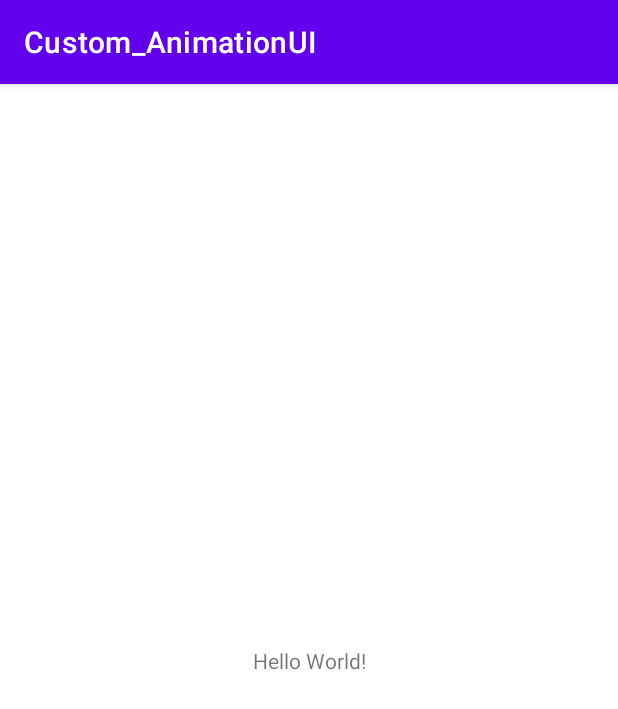
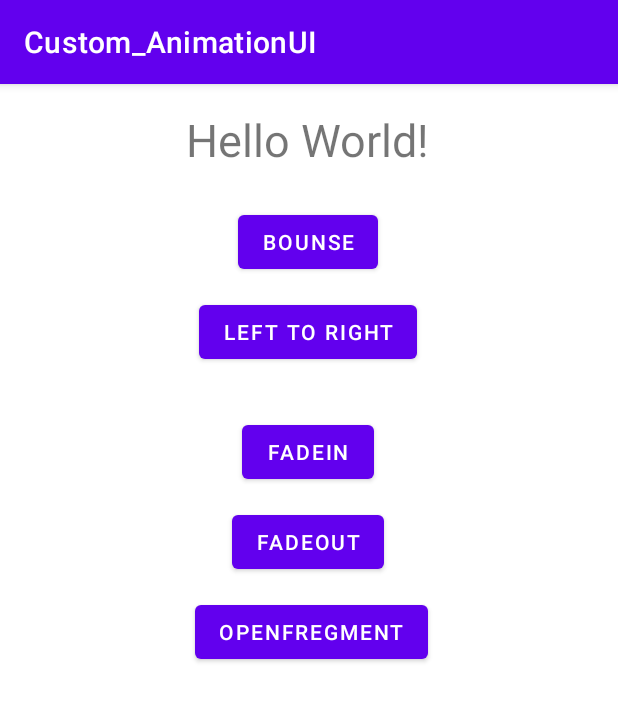
Before and after one commit to azzadpandit1122/CustomAnimationUI, an Android app: the screen it shows after launch (MainActivity), on a phone screen of 412 x 824 dp. Shown: the top 709 px of the screen. Run offline under Robolectric (Android 15) with nearby library versions, the phone set to English and light mode, and no system bars.

Commit message:
Custom  anim ui

```diff
--- a/app/build.gradle
+++ b/app/build.gradle
@@ -33,6 +33,7 @@ dependencies {
     implementation 'androidx.appcompat:appcompat:1.3.0'
     implementation 'com.google.android.material:material:1.3.0'
     implementation 'androidx.constraintlayout:constraintlayout:2.0.4'
+    implementation 'androidx.legacy:legacy-support-v4:1.0.0'
     testImplementation 'junit:junit:4.+'
     androidTestImplementation 'androidx.test.ext:junit:1.1.2'
     androidTestImplementation 'androidx.test.espresso:espresso-core:3.3.0'
--- a/app/src/main/java/com/example/custom_animationui/MainActivity.java
+++ b/app/src/main/java/com/example/custom_animationui/MainActivity.java
@@ -3,12 +3,65 @@ package com.example.custom_animationui;
 import androidx.appcompat.app.AppCompatActivity;
 
 import android.os.Bundle;
+import android.view.View;
+import android.view.animation.Animation;
+import android.view.animation.AnimationUtils;
+import android.widget.Button;
+import android.widget.TextView;
+import android.widget.Toast;
 
 public class MainActivity extends AppCompatActivity {
+
+    Button button, button1, button2, button4, button5;
+    TextView textView;
 
     @Override
     protected void onCreate(Bundle savedInstanceState) {
         super.onCreate(savedInstanceState);
         setContentView(R.layout.activity_main);
+        button = findViewById(R.id.button);
+        textView = findViewById(R.id.text);
+        button1 = findViewById(R.id.button2);
+        button2 = findViewById(R.id.button3);
+        button4 = findViewById(R.id.button4);
+        button5 = findViewById(R.id.button5);
+
+        button5.setOnClickListener(new View.OnClickListener() {
+            @Override
+            public void onClick(View v) {
+                getSupportFragmentManager().beginTransaction().replace(R.id.main, new Dashbord_Fragment()).commit();
+            }
+        });
+        button4.setOnClickListener(new View.OnClickListener() {
+            @Override
+            public void onClick(View v) {
+                Animation animation3 = AnimationUtils.loadAnimation(MainActivity.this, R.anim.righttoleft);
+                textView.startAnimation(animation3);
+            }
+        });
+        button2.setOnClickListener(new View.OnClickListener() {
+            @Override
+            public void onClick(View v) {
+                Animation animatio1 = AnimationUtils.loadAnimation(MainActivity.this, R.anim.fadeout);
+                textView.startAnimation(animatio1);
+            }
+        });
+        button1.setOnClickListener(new View.OnClickListener() {
+            @Override
+            public void onClick(View v) {
+                Animation animation = AnimationUtils.loadAnimation(MainActivity.this, R.anim.blink_anim);
+                textView.startAnimation(animation);
+            }
+        });
+        button.setOnClickListener(new View.OnClickListener() {
+            @Override
+            public void onClick(View v) {
+                //Animation no1
+                Animation animation = AnimationUtils.loadAnimation(MainActivity.this, R.anim.bounce);
+                Toast.makeText(MainActivity.this, "Bouns Animation", Toast.LENGTH_SHORT).show();
+                textView.startAnimation(animation);
+
+            }
+        });
     }
 }
--- /dev/null
+++ b/app/src/main/res/anim/blink_anim.xml
@@ -0,0 +1,8 @@
+<set xmlns:android="http://schemas.android.com/apk/res/android">
+    <alpha android:fromAlpha="0.0"
+        android:toAlpha="1.0"
+        android:interpolator="@android:anim/accelerate_interpolator"
+        android:duration="600"
+        android:repeatMode="reverse"
+        android:repeatCount="infinite"/>
+</set>
--- /dev/null
+++ b/app/src/main/res/anim/bounce.xml
@@ -0,0 +1,12 @@
+<set xmlns:android="http://schemas.android.com/apk/res/android"
+    android:fillAfter="true"
+    android:interpolator="@android:anim/bounce_interpolator">
+
+    <scale
+        android:duration="500"
+        android:fromXScale="1.0"
+        android:fromYScale="0.0"
+        android:toXScale="1.0"
+        android:toYScale="1.0" />
+
+</set>
--- /dev/null
+++ b/app/src/main/res/anim/fadeout.xml
@@ -0,0 +1,10 @@
+<set xmlns:android="http://schemas.android.com/apk/res/android"
+    android:fillAfter="true" >
+
+    <alpha
+        android:duration="1000"
+        android:fromAlpha="1.0"
+        android:interpolator="@android:anim/accelerate_interpolator"
+        android:toAlpha="0.0" />
+
+</set>
--- /dev/null
+++ b/app/src/main/res/anim/lefttoright.xml
@@ -0,0 +1,6 @@
+<set xmlns:android="http://schemas.android.com/apk/res/android"
+     android:shareInterpolator="false">
+  <translate android:fromXDelta="-100%" android:toXDelta="0%"
+             android:fromYDelta="0%" android:toYDelta="0%"
+             android:duration="700"/>
+</set>
--- /dev/null
+++ b/app/src/main/res/anim/righttoleft.xml
@@ -0,0 +1,7 @@
+<set xmlns:android="http://schemas.android.com/apk/res/android"
+     android:shareInterpolator="false">
+  <translate
+     android:fromXDelta="0%" android:toXDelta="100%"
+     android:fromYDelta="0%" android:toYDelta="0%"
+     android:duration="700" />
+</set>
--- a/app/src/main/res/layout/activity_main.xml
+++ b/app/src/main/res/layout/activity_main.xml
@@ -4,15 +4,74 @@
     xmlns:tools="http://schemas.android.com/tools"
     android:layout_width="match_parent"
     android:layout_height="match_parent"
+    android:id="@+id/main"
     tools:context=".MainActivity">
 
     <TextView
+        android:id="@+id/text"
         android:layout_width="wrap_content"
         android:layout_height="wrap_content"
         android:text="Hello World!"
+        android:textSize="30dp"
         app:layout_constraintBottom_toBottomOf="parent"
+        app:layout_constraintHorizontal_bias="0.497"
         app:layout_constraintLeft_toLeftOf="parent"
         app:layout_constraintRight_toRightOf="parent"
-        app:layout_constraintTop_toTopOf="parent" />
+        app:layout_constraintTop_toTopOf="parent"
+        app:layout_constraintVertical_bias="0.023" />
+
+    <Button
+        android:id="@+id/button"
+        android:layout_width="wrap_content"
+        android:layout_height="wrap_content"
+        android:layout_marginTop="24dp"
+        android:text="Bounse"
+        app:layout_constraintEnd_toEndOf="parent"
+        app:layout_constraintHorizontal_bias="0.498"
+        app:layout_constraintStart_toStartOf="parent"
+        app:layout_constraintTop_toBottomOf="@+id/text" />
+
+    <Button
+        android:id="@+id/button2"
+        android:layout_width="wrap_content"
+        android:layout_height="wrap_content"
+        android:layout_marginTop="12dp"
+        android:text="left to right"
+        app:layout_constraintEnd_toEndOf="@+id/button"
+        app:layout_constraintStart_toStartOf="@+id/button"
+        app:layout_constraintTop_toBottomOf="@+id/button" />
+
+    <Button
+        android:id="@+id/button3"
+        android:layout_width="wrap_content"
+        android:layout_height="wrap_content"
+        android:layout_marginTop="32dp"
+        android:text="fadein"
+        app:layout_constraintEnd_toEndOf="parent"
+        app:layout_constraintHorizontal_bias="0.498"
+        app:layout_constraintStart_toStartOf="parent"
+        app:layout_constraintTop_toBottomOf="@+id/button2" />
+
+    <Button
+        android:id="@+id/button4"
+        android:layout_width="wrap_content"
+        android:layout_height="wrap_content"
+        android:layout_marginTop="12dp"
+        android:text="fadeout"
+        app:layout_constraintEnd_toEndOf="parent"
+        app:layout_constraintHorizontal_bias="0.498"
+        app:layout_constraintStart_toStartOf="parent"
+        app:layout_constraintTop_toBottomOf="@+id/button3" />
+
+    <Button
+        android:id="@+id/button5"
+        android:layout_width="wrap_content"
+        android:layout_height="wrap_content"
+        android:layout_marginTop="12dp"
+        android:text="openfregment"
+        app:layout_constraintEnd_toEndOf="parent"
+        app:layout_constraintHorizontal_bias="0.507"
+        app:layout_constraintStart_toStartOf="parent"
+        app:layout_constraintTop_toBottomOf="@+id/button4" />
 
 </androidx.constraintlayout.widget.ConstraintLayout>
--- a/app/src/main/res/values/strings.xml
+++ b/app/src/main/res/values/strings.xml
@@ -1,3 +1,5 @@
 <resources>
     <string name="app_name">Custom_AnimationUI</string>
+    <!-- TODO: Remove or change this placeholder text -->
+    <string name="hello_blank_fragment">Hello blank fragment</string>
 </resources>
```
Also changed, not shown: app/src/main/java/com/example/custom_animationui/Dashbord_Fragment.java (added, +64 -0 lines), app/src/main/res/anim/fadein.xml (added, +10 -0 lines), app/src/main/res/anim/mixed_anim.xml (added, +28 -0 lines), app/src/main/res/anim/rotate.xml (added, +11 -0 lines), app/src/main/res/anim/sample_anim.xml (added, +9 -0 lines), app/src/main/res/anim/zoomin.xml (added, +15 -0 lines), app/src/main/res/anim/zoomout.xml (added, +15 -0 lines), app/src/main/res/layout/fragment_dashbord_.xml (added, +12 -0 lines).
